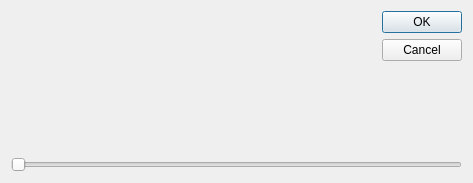
This is forms/ProcessingDialog.ui in crocdialer/Qt_CV_Box as Qt 5 draws it before an edit. The edited form follows.
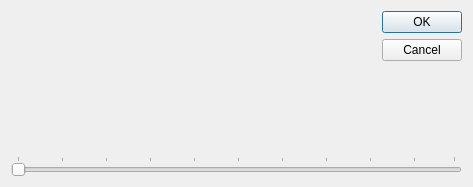
This is the edited form. Custom widgets are drawn as their Qt base class.

Patch:
```diff
--- a/forms/ProcessingDialog.ui
+++ b/forms/ProcessingDialog.ui
@@ -7,7 +7,7 @@
     <x>0</x>
     <y>0</y>
     <width>473</width>
-    <height>183</height>
+    <height>187</height>
    </rect>
   </property>
   <property name="windowTitle">
@@ -66,6 +66,12 @@
      <property name="orientation">
       <enum>Qt::Horizontal</enum>
      </property>
+     <property name="tickPosition">
+      <enum>QSlider::TicksAbove</enum>
+     </property>
+     <property name="tickInterval">
+      <number>10</number>
+     </property>
     </widget>
    </item>
   </layout>
```
